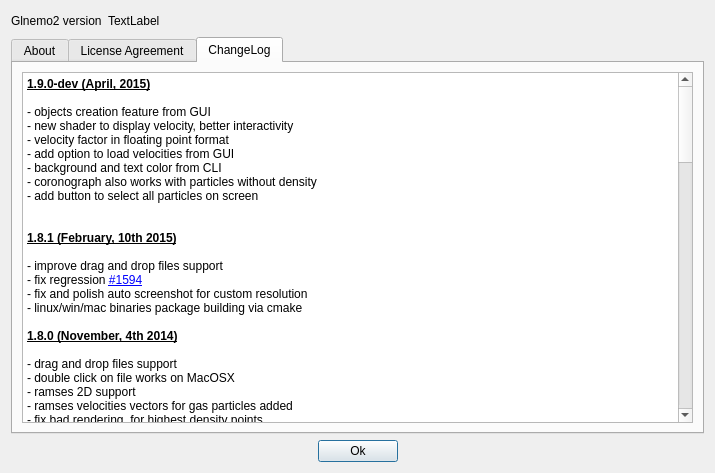
jcldc/glnemo2, file src/formabout.ui: the form before one commit.
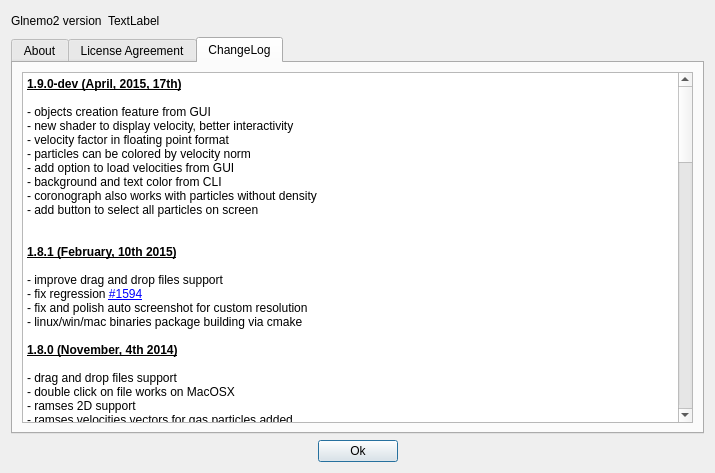
The form after the commit. Icons and pictures are not drawn.

The edit to the form file:
```diff
--- a/src/formabout.ui
+++ b/src/formabout.ui
@@ -1027,11 +1027,12 @@
 &lt;table border=&quot;0&quot; style=&quot;-qt-table-type: root; margin-top:4px; margin-bottom:4px; margin-left:4px; margin-right:4px;&quot;&gt;
 &lt;tr&gt;
 &lt;td style=&quot;border: none;&quot;&gt;
-&lt;p style=&quot; margin-top:0px; margin-bottom:0px; margin-left:0px; margin-right:0px; -qt-block-indent:0; text-indent:0px;&quot;&gt;&lt;span style=&quot; font-weight:600; text-decoration: underline;&quot;&gt;1.9.0-dev (April, 2015)&lt;/span&gt;&lt;/p&gt;
+&lt;p style=&quot; margin-top:0px; margin-bottom:0px; margin-left:0px; margin-right:0px; -qt-block-indent:0; text-indent:0px;&quot;&gt;&lt;span style=&quot; font-weight:600; text-decoration: underline;&quot;&gt;1.9.0-dev (April, 2015, 17th)&lt;/span&gt;&lt;/p&gt;
 &lt;p style=&quot;-qt-paragraph-type:empty; margin-top:0px; margin-bottom:0px; margin-left:0px; margin-right:0px; -qt-block-indent:0; text-indent:0px; font-weight:600; text-decoration: underline;&quot;&gt;&lt;br /&gt;&lt;/p&gt;
 &lt;p style=&quot; margin-top:0px; margin-bottom:0px; margin-left:0px; margin-right:0px; -qt-block-indent:0; text-indent:0px;&quot;&gt;- objects creation feature from GUI&lt;/p&gt;
 &lt;p style=&quot; margin-top:0px; margin-bottom:0px; margin-left:0px; margin-right:0px; -qt-block-indent:0; text-indent:0px;&quot;&gt;- new shader to display velocity, better interactivity&lt;/p&gt;
 &lt;p style=&quot; margin-top:0px; margin-bottom:0px; margin-left:0px; margin-right:0px; -qt-block-indent:0; text-indent:0px;&quot;&gt;- velocity factor in floating point format&lt;/p&gt;
+&lt;p style=&quot; margin-top:0px; margin-bottom:0px; margin-left:0px; margin-right:0px; -qt-block-indent:0; text-indent:0px;&quot;&gt;- particles can be colored by velocity norm&lt;/p&gt;
 &lt;p style=&quot; margin-top:0px; margin-bottom:0px; margin-left:0px; margin-right:0px; -qt-block-indent:0; text-indent:0px;&quot;&gt;- add option to load velocities from GUI&lt;/p&gt;
 &lt;p style=&quot; margin-top:0px; margin-bottom:0px; margin-left:0px; margin-right:0px; -qt-block-indent:0; text-indent:0px;&quot;&gt;- background and text color from CLI&lt;/p&gt;
 &lt;p style=&quot; margin-top:0px; margin-bottom:0px; margin-left:0px; margin-right:0px; -qt-block-indent:0; text-indent:0px;&quot;&gt;- coronograph also works with particles without density&lt;/p&gt;
```
